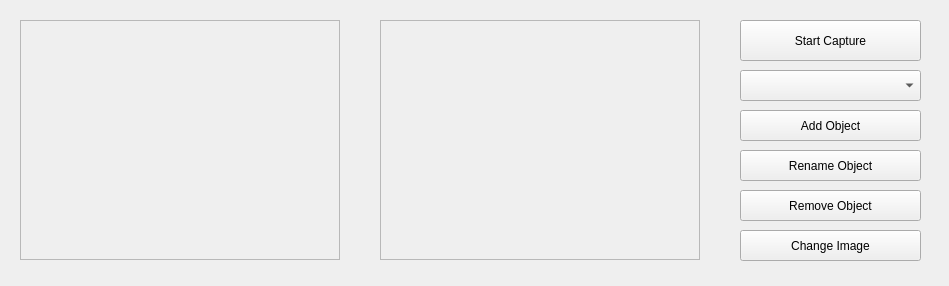
Qt form Practica 3/mainwindow.ui (ARebollo/ArtificialVision) before a commit.
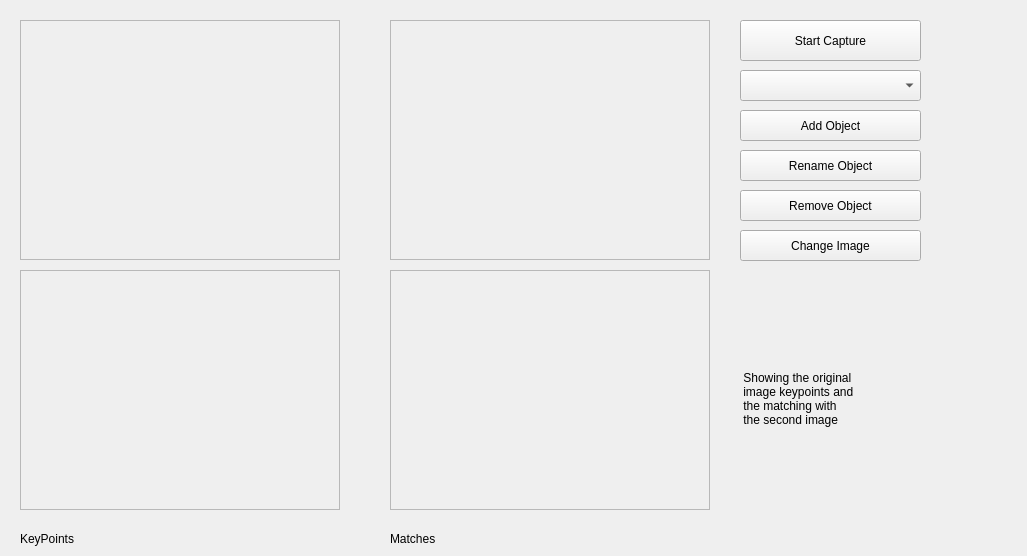
The same form after that commit.

```diff
--- a/Practica 3/mainwindow.ui
+++ b/Practica 3/mainwindow.ui
@@ -6,8 +6,8 @@
    <rect>
     <x>0</x>
     <y>0</y>
-    <width>949</width>
-    <height>286</height>
+    <width>1027</width>
+    <height>556</height>
    </rect>
   </property>
   <property name="windowTitle">
@@ -32,7 +32,7 @@
   <widget class="QFrame" name="imageFrameD">
    <property name="geometry">
     <rect>
-     <x>380</x>
+     <x>390</x>
      <y>20</y>
      <width>320</width>
      <height>240</height>
@@ -156,6 +156,83 @@
     <bool>false</bool>
    </property>
   </widget>
+  <widget class="QFrame" name="imageFrameS_2">
+   <property name="geometry">
+    <rect>
+     <x>20</x>
+     <y>270</y>
+     <width>320</width>
+     <height>240</height>
+    </rect>
+   </property>
+   <property name="frameShape">
+    <enum>QFrame::StyledPanel</enum>
+   </property>
+   <property name="frameShadow">
+    <enum>QFrame::Raised</enum>
+   </property>
+  </widget>
+  <widget class="QFrame" name="imageFrameS_3">
+   <property name="geometry">
+    <rect>
+     <x>390</x>
+     <y>270</y>
+     <width>320</width>
+     <height>240</height>
+    </rect>
+   </property>
+   <property name="frameShape">
+    <enum>QFrame::StyledPanel</enum>
+   </property>
+   <property name="frameShadow">
+    <enum>QFrame::Raised</enum>
+   </property>
+  </widget>
+  <widget class="QLabel" name="label">
+   <property name="geometry">
+    <rect>
+     <x>20</x>
+     <y>530</y>
+     <width>81</width>
+     <height>17</height>
+    </rect>
+   </property>
+   <property name="text">
+    <string>KeyPoints</string>
+   </property>
+  </widget>
+  <widget class="QLabel" name="label_2">
+   <property name="geometry">
+    <rect>
+     <x>390</x>
+     <y>530</y>
+     <width>67</width>
+     <height>17</height>
+    </rect>
+   </property>
+   <property name="text">
+    <string>Matches</string>
+   </property>
+  </widget>
+  <widget class="QLabel" name="label_3">
+   <property name="geometry">
+    <rect>
+     <x>740</x>
+     <y>290</y>
+     <width>180</width>
+     <height>217</height>
+    </rect>
+   </property>
+   <property name="text">
+    <string> Showing the original
+ image keypoints and
+ the matching with
+ the second image</string>
+   </property>
+   <property name="alignment">
+    <set>Qt::AlignLeading|Qt::AlignLeft|Qt::AlignVCenter</set>
+   </property>
+  </widget>
  </widget>
  <tabstops>
   <tabstop>captureButton</tabstop>
```
Left out of the diff: 4 changed lines with no effect on the pictures.
